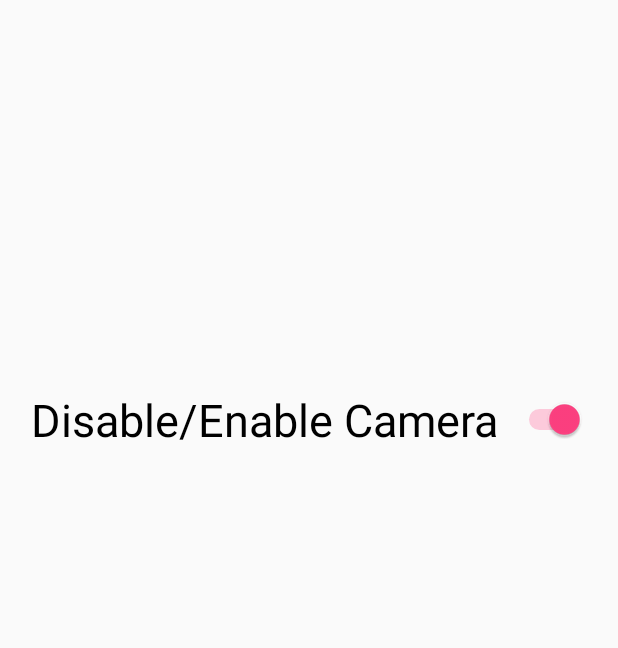
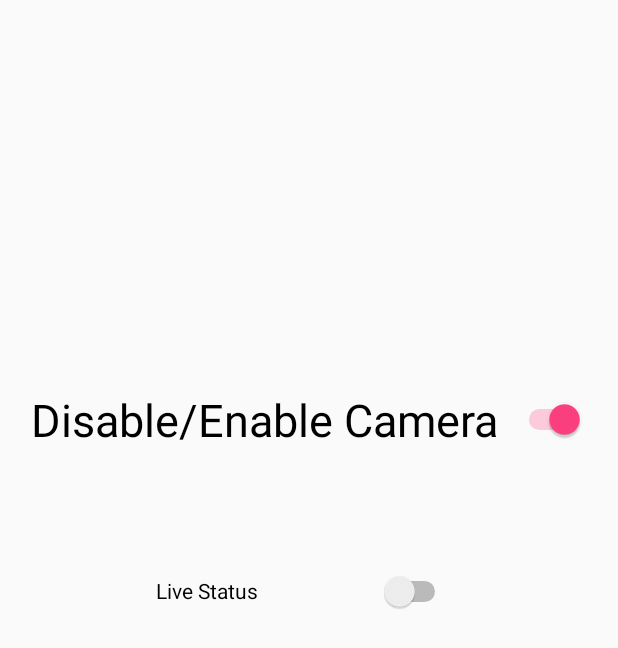
Before and after one commit to Sakimon8/CyberCop, an Android app: the CameraApplication screen opened directly, with no data from a screen before it, on a phone screen of 412 x 824 dp. Shown: the top 648 px of the screen. Run offline under Robolectric (Android 15) with nearby library versions, the phone set to English and light mode, and no system bars; network calls fail; 1 statement that could not run was skipped.

```diff
--- a/app/src/main/java/com/example/cybercop/CameraApplication.java
+++ b/app/src/main/java/com/example/cybercop/CameraApplication.java
@@ -1,11 +1,13 @@
 package com.example.cybercop;
 
+import androidx.annotation.RequiresApi;
 import androidx.appcompat.app.AppCompatActivity;
 
 import android.app.admin.DevicePolicyManager;
 import android.content.ComponentName;
 import android.content.Context;
 import android.content.Intent;
+import android.os.Build;
 import android.os.Bundle;
 import android.util.Log;
 import android.widget.CompoundButton;
@@ -17,6 +19,7 @@ public class CameraApplication extends AppCompatActivity {
     private ComponentName adminComponent;
     private DevicePolicyManager devicePolicyManager;
     private Switch cameraSwitch;
+    private Switch checkSwitch;
 
 
     @Override
@@ -51,13 +54,27 @@ public class CameraApplication extends AppCompatActivity {
                 }
             }
         });
+        final Context mContext = this;
+        checkSwitch = (Switch)this.findViewById(R.id.CheckSwitch);
+        checkSwitch.setChecked(false);
+        checkSwitch.setOnCheckedChangeListener(new CompoundButton.OnCheckedChangeListener() {
+            @RequiresApi(api = Build.VERSION_CODES.LOLLIPOP)
+            @Override
+            public void onCheckedChanged(CompoundButton compoundButton, boolean isEnabled) {
+                try {
+                    if (isEnabled) {
+                        new CheckCameraStatus(mContext).doInBackground(null);
+                    }
+                } catch (SecurityException securityException) {
+                    Log.i("Exception", "Error occurred while checking status - ");
+                }
+            }
+        });
 
         if (devicePolicyManager.getCameraDisabled(adminComponent)) {
             cameraSwitch.setChecked(false);
         } else {
             cameraSwitch.setChecked(true);
         }
-
     }
-
 }
--- a/app/src/main/res/layout/activity_camera_application.xml
+++ b/app/src/main/res/layout/activity_camera_application.xml
@@ -12,8 +12,7 @@
         android:layout_height="495dp"
         app:layout_constraintLeft_toLeftOf="parent"
         app:layout_constraintRight_toRightOf="parent"
-        tools:layout_editor_absoluteX="8dp"
-        tools:layout_editor_absoluteY="8dp">
+        app:layout_constraintTop_toTopOf="parent">
 
         <Switch
             android:id="@+id/cameraSwitch"
@@ -29,5 +28,22 @@
             android:textOff="Enable Camera"
             android:textOn="Disable Camera"
             android:textSize="30sp" />
+
+        <Switch
+            android:id="@+id/CheckSwitch"
+            android:layout_width="wrap_content"
+            android:layout_height="40dp"
+            android:layout_alignBottom="@+id/cameraSwitch"
+            android:layout_alignParentStart="true"
+            android:layout_alignParentLeft="true"
+            android:layout_alignParentEnd="true"
+            android:layout_alignParentRight="true"
+            android:layout_marginStart="82dp"
+            android:layout_marginLeft="82dp"
+            android:layout_marginEnd="89dp"
+            android:layout_marginRight="89dp"
+            android:layout_marginBottom="-114dp"
+            android:checked="false"
+            android:text="Live Status" />
     </RelativeLayout>
 </androidx.constraintlayout.widget.ConstraintLayout>
--- a/app/src/main/res/layout/activity_main.xml
+++ b/app/src/main/res/layout/activity_main.xml
@@ -6,7 +6,7 @@
     android:layout_width="match_parent"
     android:background="@color/colorWhite"
     android:layout_height="match_parent"
-    tools:context=".MainActivity">
+    tools:context="com.example.cybercop.MainActivity">
 
 
     <Button
--- a/app/src/main/res/layout/activity_safe__search.xml
+++ b/app/src/main/res/layout/activity_safe__search.xml
@@ -4,7 +4,7 @@
     xmlns:tools="http://schemas.android.com/tools"
     android:layout_width="match_parent"
     android:layout_height="match_parent"
-    tools:context=".MainActivity">
+    tools:context="com.example.cybercop.MainActivity">
 
     <WebView
         android:id="@+id/webview"
--- a/app/src/main/res/layout/activity_sms.xml
+++ b/app/src/main/res/layout/activity_sms.xml
@@ -4,7 +4,7 @@
     xmlns:tools="http://schemas.android.com/tools"
     android:layout_width="match_parent"
     android:layout_height="match_parent"
-    tools:context=".Sms">
+    tools:context="com.example.cybercop.Sms">
 
     <ListView
         android:layout_width="match_parent"
```
Also changed, not shown: app/src/main/AndroidManifest.xml (+4 -4 lines), app/src/main/java/com/example/cybercop/CheckCameraStatus.java (added, +98 -0 lines), app/src/main/java/com/example/cybercop/MainActivity2.java (+10 -2 lines).
